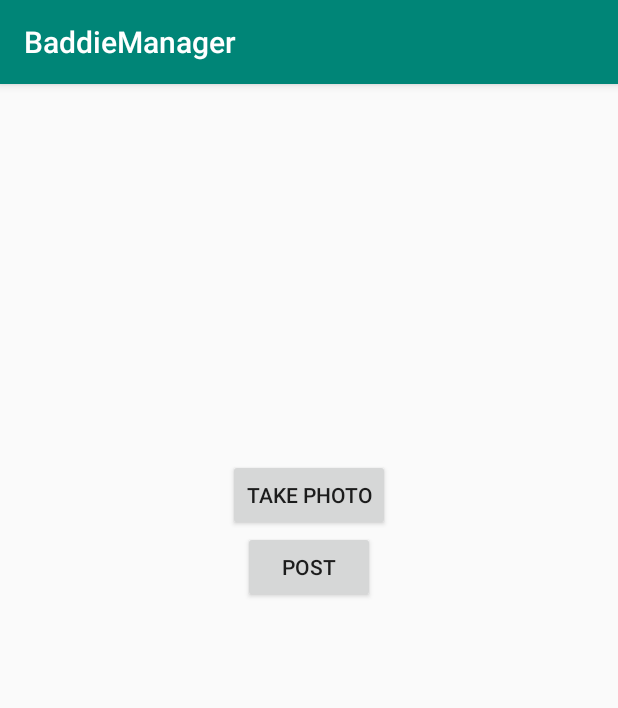
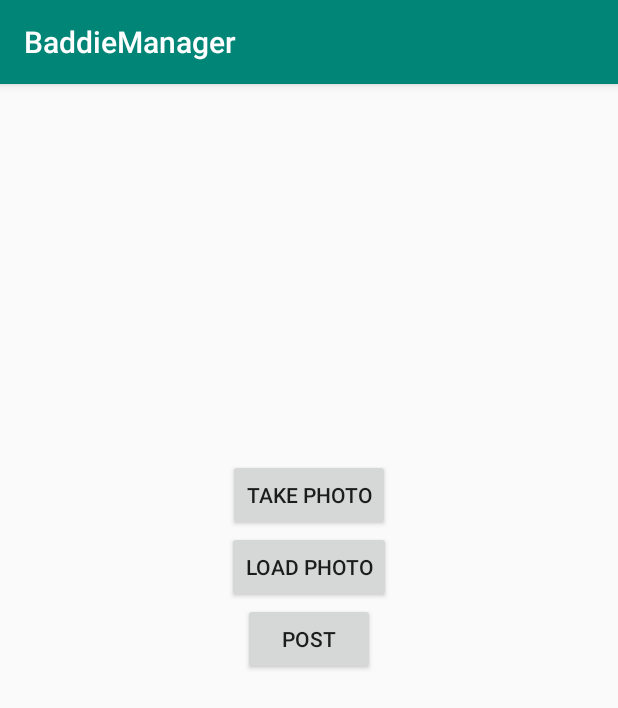
Before and after one commit to perryhealy/BaddieManager, an Android app: the screen it shows after launch (MainActivity), after a tap on "LET'S GOOO", on a phone screen of 412 x 824 dp. Shown: the top 708 px of the screen. Run offline under Robolectric (Android 15) with nearby library versions, the phone set to English and light mode, and no system bars.

Commit message:
we can load photos!!!!

```diff
--- a/app/src/main/res/layout/photo_capture.xml
+++ b/app/src/main/res/layout/photo_capture.xml
@@ -25,6 +25,14 @@
     <Button
         android:layout_width="wrap_content"
         android:layout_height="wrap_content"
+        android:text="Load Photo"
+        android:id="@+id/load"
+        android:onClick="load"
+        android:layout_gravity="center" />
+
+    <Button
+        android:layout_width="wrap_content"
+        android:layout_height="wrap_content"
         android:id="@+id/post"
         android:onClick="post"
         android:text="Post"
```
Also changed, not shown: app/src/main/java/com/example/baddiemanager/MainActivity.java (+53 -14 lines).
